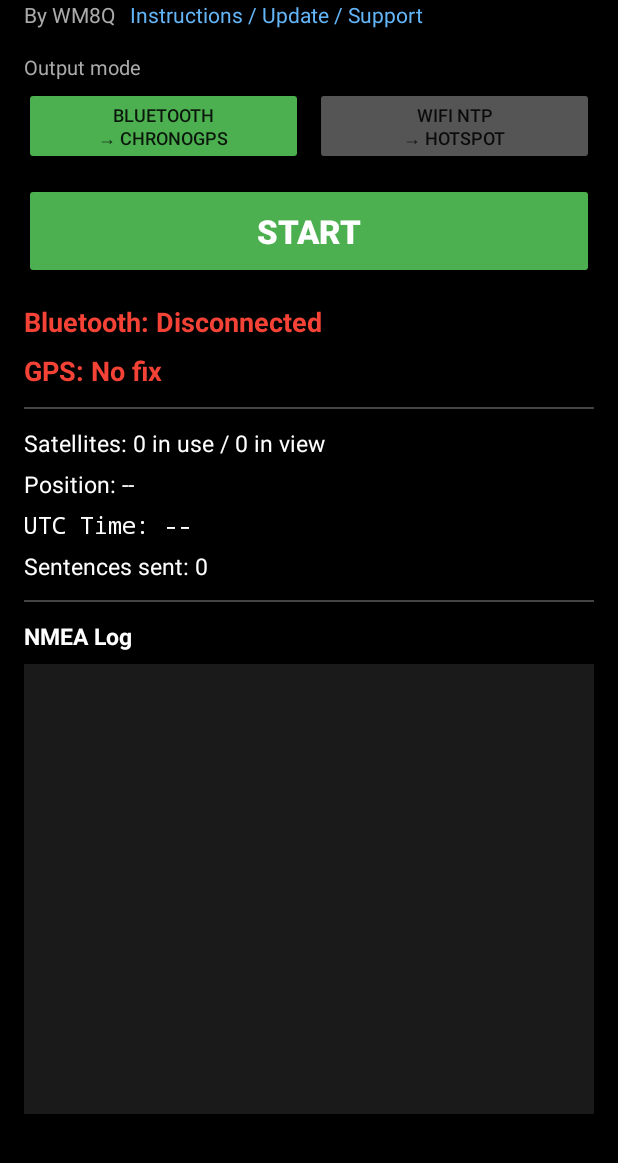
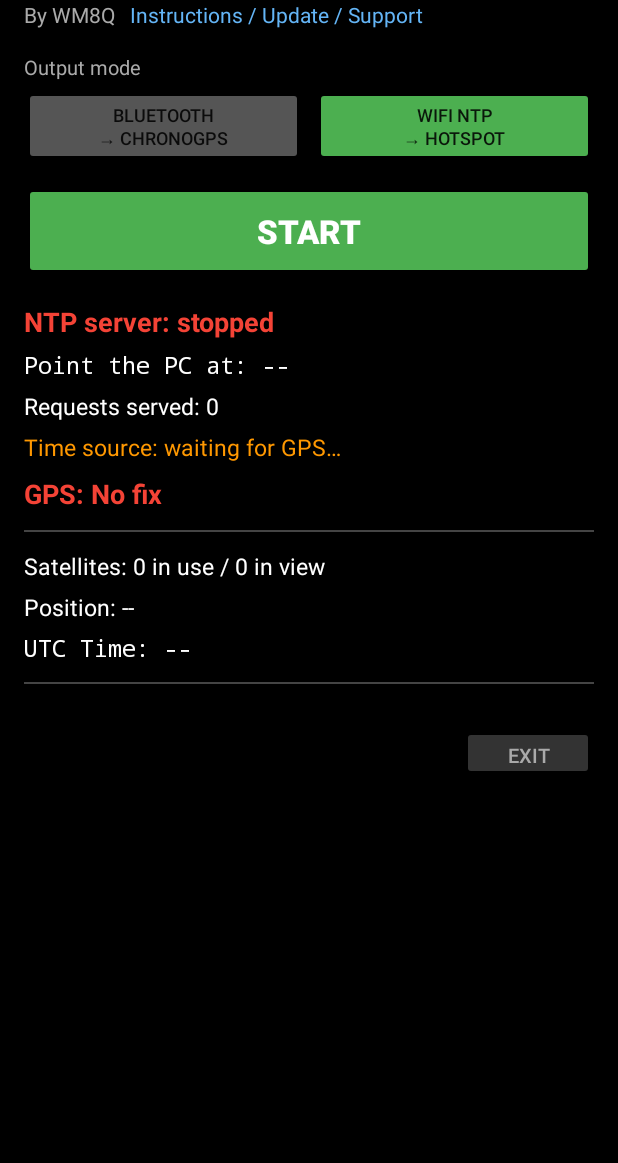
Before and after one commit to avantol/AccuTime-NTP, an Android app: the screen it shows after launch (MainActivity), after a tap on "Instructions / Update / Support", on a phone screen of 412 x 824 dp, the part 73-1236 px from its top. Run offline under Robolectric (Android 15) with nearby library versions, the phone set to English and light mode, and no system bars.

Commit message:
Default to WiFi NTP mode; point support link at AccuTime-NTP releases
- MainActivity starts in WiFi NTP mode (the primary use case) instead of Bluetooth.
- "Instructions / Update / Support" link now opens avantol/AccuTime-NTP releases.

Co-Authored-By: Claude Opus 4.8 (1M context) <noreply@anthropic.com>

```diff
--- a/app/src/main/java/com/gpstobt/nmeabridge/MainActivity.kt
+++ b/app/src/main/java/com/gpstobt/nmeabridge/MainActivity.kt
@@ -44,7 +44,7 @@ class MainActivity : AppCompatActivity() {
     private lateinit var tvNmeaLog: TextView
     private lateinit var svNmeaLog: ScrollView
 
-    private var mode = MODE_BT
+    private var mode = MODE_NTP
     private var serviceRunning = false
     private val nmeaLogLines = mutableListOf<String>()
     private val maxLogLines = 50
@@ -91,7 +91,7 @@ class MainActivity : AppCompatActivity() {
 
         findViewById<TextView>(R.id.tvSupportLink).setOnClickListener {
             startActivity(Intent(Intent.ACTION_VIEW,
-                Uri.parse("https://github.com/avantol/AccuTime/releases/latest")))
+                Uri.parse("https://github.com/avantol/AccuTime-NTP/releases/latest")))
         }
 
         findViewById<Button>(R.id.btnExit).setOnClickListener {
@@ -99,7 +99,7 @@ class MainActivity : AppCompatActivity() {
             finishAndRemoveTask()
         }
 
-        setMode(MODE_BT)
+        setMode(MODE_NTP)
     }
 
     override fun onResume() {
```
